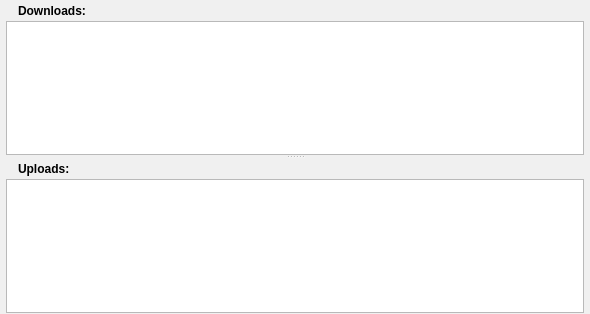
This is retroshare-gui/src/gui/TransfersDialog.ui in RetroShare/RetroShare as Qt 5 draws it before an edit. The edited form follows.
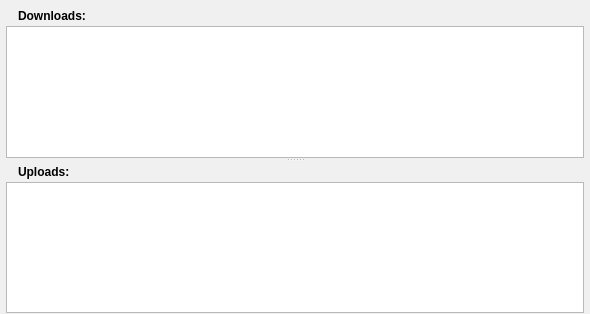
This is the edited form. Icons and pictures are not drawn.

```diff
--- a/retroshare-gui/src/gui/TransfersDialog.ui
+++ b/retroshare-gui/src/gui/TransfersDialog.ui
@@ -507,7 +507,7 @@
     <number>6</number>
    </property>
    <property name="topMargin">
-    <number>1</number>
+    <number>6</number>
    </property>
    <property name="rightMargin">
     <number>6</number>
@@ -578,6 +578,7 @@
         <widget class="QTreeView" name="downloadList">
          <property name="font">
           <font>
+           <family>Arial</family>
            <pointsize>9</pointsize>
           </font>
          </property>
@@ -636,6 +637,7 @@
         <widget class="QTreeView" name="uploadsList">
          <property name="font">
           <font>
+           <family>Arial</family>
            <pointsize>9</pointsize>
           </font>
          </property>
```
